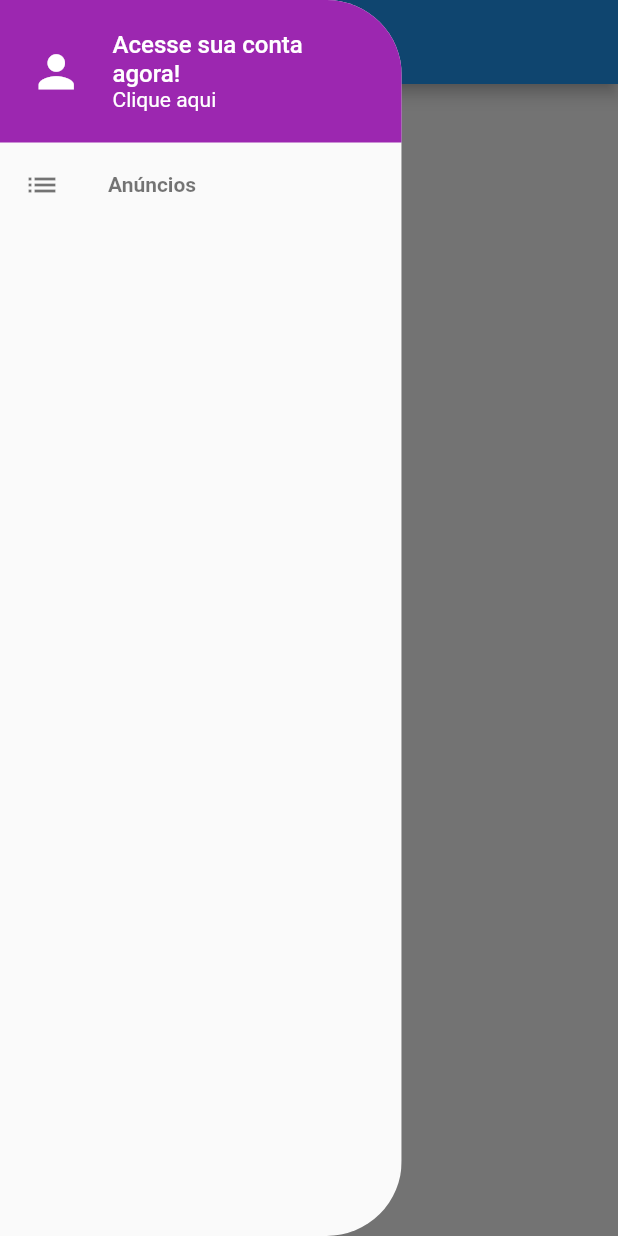
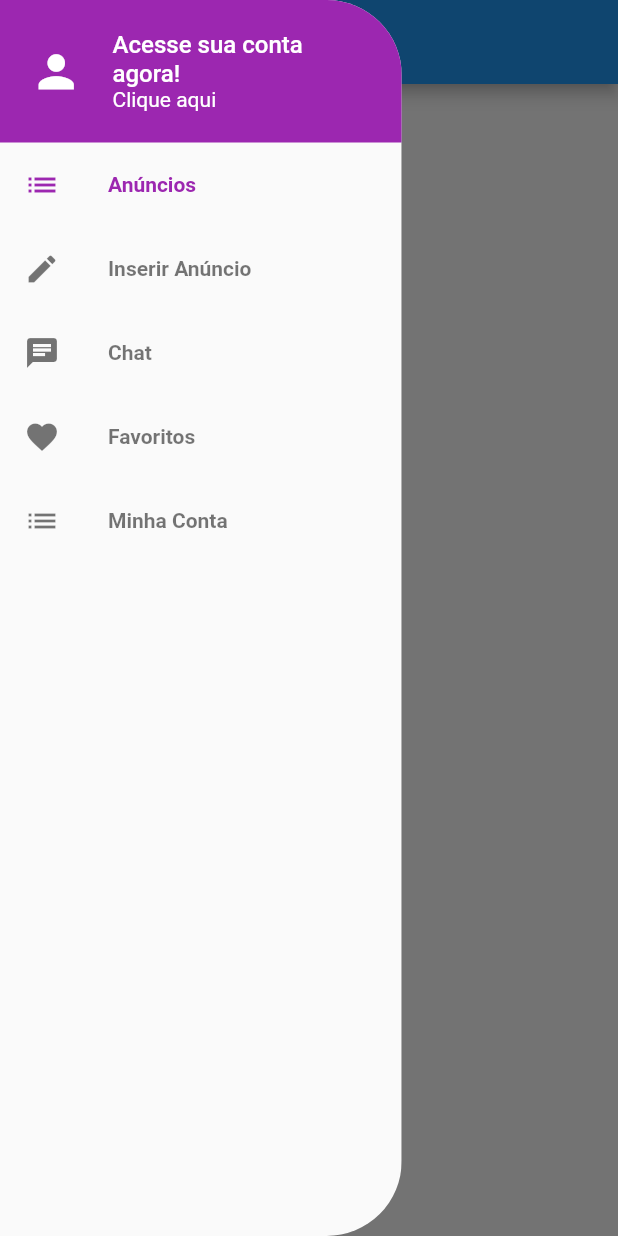
Before and after one commit to paulofreiire/xlo-mobx, a Flutter app: the screen it shows after launch, in the side drawer, after a tap on "Anúncios", on a phone screen of 412 x 824 dp. Run offline on Flutter 3.47's test engine with Material 2 defaults, Android fonts, the phone set to English and light mode, and no system bars; our stand-ins replace get_it, mobx, parse_server_sdk_flutter; generated files the repository leaves out were written again.

Commit message:
add pagination

```diff
--- a/lib/components/custom_drawer/page_section.dart
+++ b/lib/components/custom_drawer/page_section.dart
@@ -1,7 +1,11 @@
 import 'package:flutter/material.dart';
+import 'package:get_it/get_it.dart';
 import 'package:xlo/components/custom_drawer/page_tile.dart';
+import 'package:xlo/stores/page_store.dart';
 
 class PageSection extends StatelessWidget {
+
+  final PageStore pageStore = GetIt.I<PageStore>();
 
   @override
   Widget build(BuildContext context) {
@@ -11,8 +15,41 @@ class PageSection extends StatelessWidget {
           label: 'Anúncios',
           iconData: Icons.list,
           onTap: (){
+            pageStore.setPage(0);
           },
-          highlighted: false,
+          highlighted: pageStore.page == 0,
+        ),
+        PageTile(
+          label: 'Inserir Anúncio',
+          iconData: Icons.edit,
+          onTap: (){
+            pageStore.setPage(1);
+          },
+          highlighted: pageStore.page == 1,
+        ),
+        PageTile(
+          label: 'Chat',
+          iconData: Icons.chat,
+          onTap: (){
+            pageStore.setPage(2);
+          },
+          highlighted: pageStore.page == 2,
+        ),
+        PageTile(
+          label: 'Favoritos',
+          iconData: Icons.favorite,
+          onTap: (){
+            pageStore.setPage(3);
+          },
+          highlighted: pageStore.page == 3,
+        ),
+        PageTile(
+          label: 'Minha Conta',
+          iconData: Icons.list,
+          onTap: (){
+            pageStore.setPage(4);
+          },
+          highlighted: pageStore.page == 4,
         ),
       ],
     );
--- a/lib/components/custom_drawer/page_tile.dart
+++ b/lib/components/custom_drawer/page_tile.dart
@@ -1,7 +1,7 @@
 import 'package:flutter/material.dart';
 
 class PageTile extends StatelessWidget {
-  PageTile({required this.label, required this.iconData, required this.onTap, required this.highlighted});
+  PageTile({this.label, this.iconData, this.onTap, this.highlighted});
 
   final String label;
   final IconData iconData;
--- a/lib/screens/base/base_screen.dart
+++ b/lib/screens/base/base_screen.dart
@@ -1,4 +1,5 @@
 import 'package:flutter/material.dart';
+import 'package:get_it/get_it.dart';
 import 'package:mobx/mobx.dart';
 import 'package:xlo/screens/home/home_screen.dart';
 import 'package:xlo/stores/page_store.dart';
@@ -12,7 +13,7 @@ class BaseScreen extends StatefulWidget {
 class _BaseScreenState extends State<BaseScreen> {
   final PageController pageController = PageController();
 
-  final PageStore pageStore = PageStore();
+  final PageStore pageStore = GetIt.I<PageStore>();
 
   @override
   void initState() {
--- a/pubspec.yaml
+++ b/pubspec.yaml
@@ -18,7 +18,7 @@ publish_to: 'none' # Remove this line if you wish to publish to pub.dev
 version: 1.0.0+1
 
 environment:
-  sdk: ">=2.12.0 <3.0.0"
+  sdk: ">=2.7.0 <3.0.0"
 
 dependencies:
   flutter:
@@ -26,6 +26,7 @@ dependencies:
   parse_server_sdk_flutter: ^3.0.0
   mobx: ^2.0.1
   flutter_mobx: ^2.0.0
+  get_it: ^7.1.3
 
 
 
```
Also changed, not shown: lib/stores/page_store.dart (added, +14 -0 lines), pubspec.lock.
